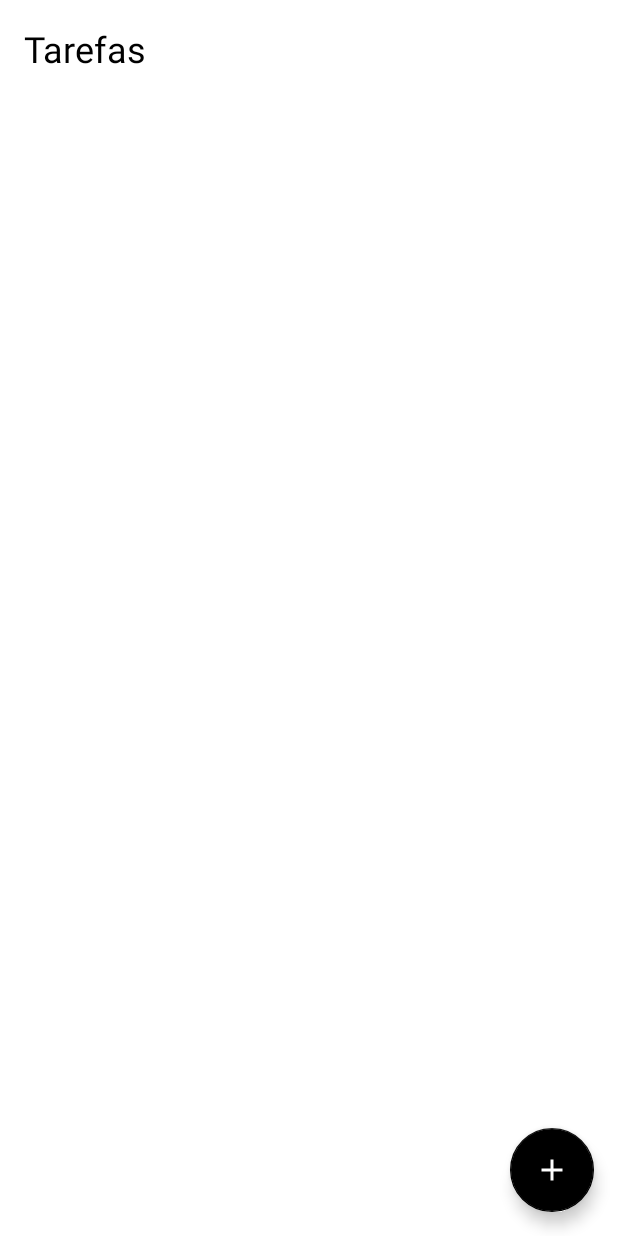
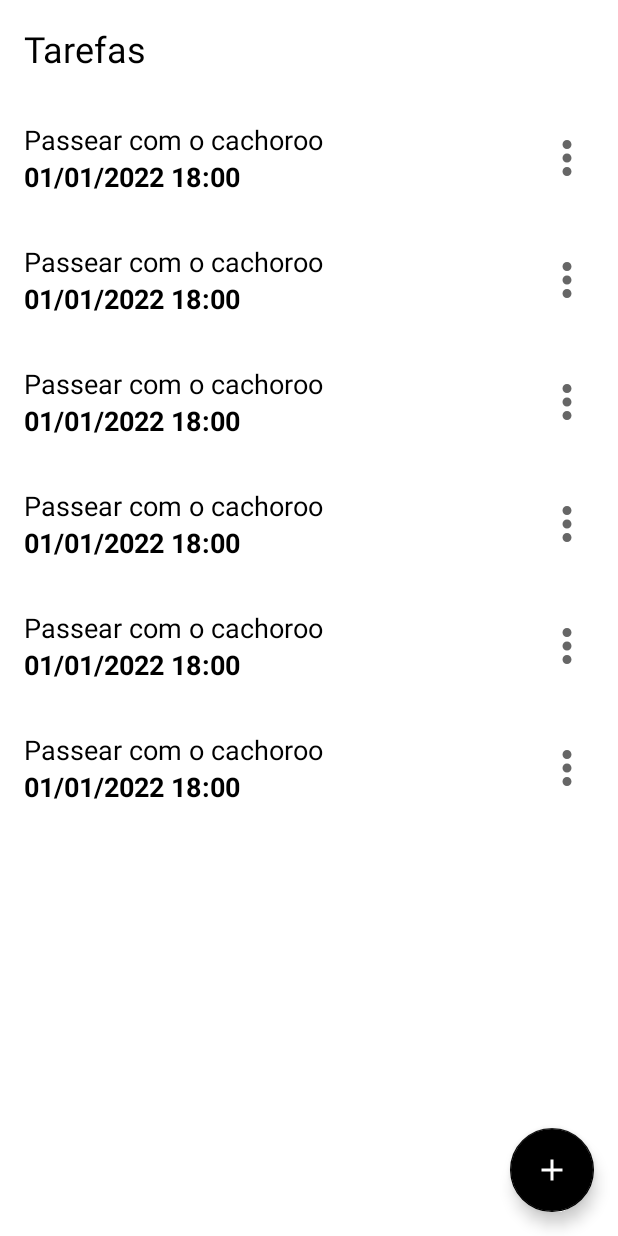
Before and after one commit to eRodriguesSantana/app-lembrete-de-tarefas, an Android app: the layout activity_main.xml on its own in the app's theme, with its tools: preview values and no code run, on a phone screen of 412 x 824 dp. Run offline under Robolectric (Android 15) with nearby library versions, the phone set to English and light mode, and no system bars.

Commit message:
Trabalhando com Recycle View

```diff
--- a/app/src/main/java/br/com/eduardorodrigues/todolist/ui/AddTaskActivity.kt
+++ b/app/src/main/java/br/com/eduardorodrigues/todolist/ui/AddTaskActivity.kt
@@ -63,6 +63,7 @@ class AddTaskActivity : AppCompatActivity() {
             )
             TaskDataSource.insertTask(task)
             Log.e("TAG", "insertListeners: " + TaskDataSource.getList())
+            finish()
         }
     }
 }
--- /dev/null
+++ b/app/src/main/res/drawable/ic_more.xml
@@ -0,0 +1,10 @@
+<vector xmlns:android="http://schemas.android.com/apk/res/android"
+    android:width="24dp"
+    android:height="24dp"
+    android:viewportWidth="24"
+    android:viewportHeight="24"
+    android:tint="?attr/colorControlNormal">
+  <path
+      android:fillColor="@android:color/white"
+      android:pathData="M12,8c1.1,0 2,-0.9 2,-2s-0.9,-2 -2,-2 -2,0.9 -2,2 0.9,2 2,2zM12,10c-1.1,0 -2,0.9 -2,2s0.9,2 2,2 2,-0.9 2,-2 -0.9,-2 -2,-2zM12,16c-1.1,0 -2,0.9 -2,2s0.9,2 2,2 2,-0.9 2,-2 -0.9,-2 -2,-2z"/>
+</vector>
--- a/app/src/main/res/layout/activity_add_task.xml
+++ b/app/src/main/res/layout/activity_add_task.xml
@@ -10,7 +10,7 @@
         app:layout_constraintTop_toTopOf="parent"
         android:layout_width="match_parent"
         android:layout_height="wrap_content"
-        app:title="Criar Tarefas"
+        app:title="@string/label_new_task"
         app:navigationIcon="@drawable/ic_navigate"/>
 
     <androidx.constraintlayout.widget.Guideline
--- a/app/src/main/res/layout/activity_main.xml
+++ b/app/src/main/res/layout/activity_main.xml
@@ -4,11 +4,11 @@
     xmlns:tools="http://schemas.android.com/tools"
     android:layout_width="match_parent"
     android:layout_height="match_parent"
-    tools:context=".MainActivity">
+    tools:context=".ui.MainActivity">
 
     <TextView
         android:id="@+id/tv_title"
-        android:text="Tarefas"
+        android:text="@string/label_tasks"
         android:layout_width="wrap_content"
         android:layout_height="wrap_content"
         android:layout_margin="16dp"
@@ -17,12 +17,25 @@
         app:layout_constraintStart_toStartOf="parent"
         app:layout_constraintTop_toTopOf="parent"/>
 
+    <androidx.recyclerview.widget.RecyclerView
+        android:id="@+id/rv_task"
+        android:layout_width="match_parent"
+        android:layout_height="0dp"
+        app:layout_constraintTop_toBottomOf="@id/tv_title"
+        android:layout_marginTop="16dp"
+        app:layout_constraintBottom_toTopOf="@id/fab"
+        app:layoutManager="androidx.recyclerview.widget.LinearLayoutManager"
+        tools:itemCount="8"
+        tools:listitem="@layout/item_task"/>
+
     <com.google.android.material.floatingactionbutton.FloatingActionButton
+        android:id="@+id/fab"
         android:layout_width="wrap_content"
         android:layout_height="wrap_content"
         app:layout_constraintEnd_toEndOf="parent"
         app:layout_constraintBottom_toBottomOf="parent"
         android:layout_margin="16dp"
-        app:srcCompat="@drawable/ic_add"/>
+        app:srcCompat="@drawable/ic_add"
+        android:contentDescription="@string/label_description_new_task"/>
 
 </androidx.constraintlayout.widget.ConstraintLayout>
--- /dev/null
+++ b/app/src/main/res/layout/item_task.xml
@@ -0,0 +1,39 @@
+<?xml version="1.0" encoding="utf-8"?>
+<androidx.constraintlayout.widget.ConstraintLayout xmlns:android="http://schemas.android.com/apk/res/android"
+    android:layout_width="match_parent"
+    android:layout_height="wrap_content"
+    xmlns:tools="http://schemas.android.com/tools"
+    android:layout_margin="16dp"
+    xmlns:app="http://schemas.android.com/apk/res-auto">
+
+    <TextView
+        android:id="@+id/tv_title"
+        android:layout_width="wrap_content"
+        android:layout_height="wrap_content"
+        tools:text="Passear com o cachoroo"
+        android:textSize="18sp"
+        android:textColor="@color/black"
+        app:layout_constraintStart_toStartOf="parent"
+        app:layout_constraintTop_toTopOf="parent" />
+
+    <TextView
+        android:id="@+id/tv_date"
+        android:layout_width="wrap_content"
+        android:layout_height="wrap_content"
+        app:layout_constraintTop_toBottomOf="@id/tv_title"
+        tools:text="01/01/2022 18:00"
+        android:textSize="18sp"
+        android:textColor="@color/black"
+        android:textStyle="bold"
+        app:layout_constraintStart_toStartOf="@id/tv_title" />
+
+    <androidx.appcompat.widget.AppCompatImageView
+        android:layout_width="36dp"
+        android:layout_height="36dp"
+        app:srcCompat="@drawable/ic_more"
+        app:layout_constraintEnd_toEndOf="parent"
+        app:layout_constraintTop_toTopOf="parent"
+        app:layout_constraintBottom_toBottomOf="parent"/>
+
+
+</androidx.constraintlayout.widget.ConstraintLayout>
--- a/app/src/main/res/values/strings.xml
+++ b/app/src/main/res/values/strings.xml
@@ -6,4 +6,7 @@
     <string name="hora">Hora</string>
     <string name="criar_tarefa">Criar Tarefa</string>
     <string name="cancelar">Cancelar</string>
+    <string name="label_new_task">Criar Tarefas</string>
+    <string name="label_tasks">Tarefas</string>
+    <string name="label_description_new_task">Nova Tarefa</string>
 </resources>
--- a/build.gradle
+++ b/build.gradle
@@ -5,7 +5,7 @@ buildscript {
         mavenCentral()
     }
     dependencies {
-        classpath 'com.android.tools.build:gradle:7.0.2'
+        classpath 'com.android.tools.build:gradle:7.0.3'
         classpath "org.jetbrains.kotlin:kotlin-gradle-plugin:1.5.21"
 
         // NOTE: Do not place your application dependencies here; they belong
```
Also changed, not shown: app/src/main/AndroidManifest.xml (+6 -5 lines), app/src/main/java/br/com/eduardorodrigues/todolist/MainActivity.kt (deleted, +0 -11 lines), app/src/main/java/br/com/eduardorodrigues/todolist/ui/MainActivity.kt (added, +28 -0 lines), app/src/main/java/br/com/eduardorodrigues/todolist/ui/TaskListAdapter.kt (added, +37 -0 lines).
